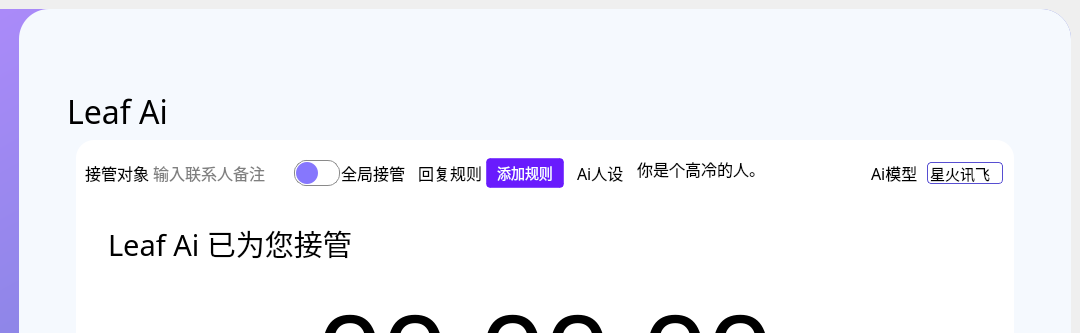
Old version of the form Ui_MainWindow.ui in the repository YangShengzhou03/LeafAuto; both pictures show x 209 to 1289 and y 0 to 333 of the 1289 by 734 pixel window.
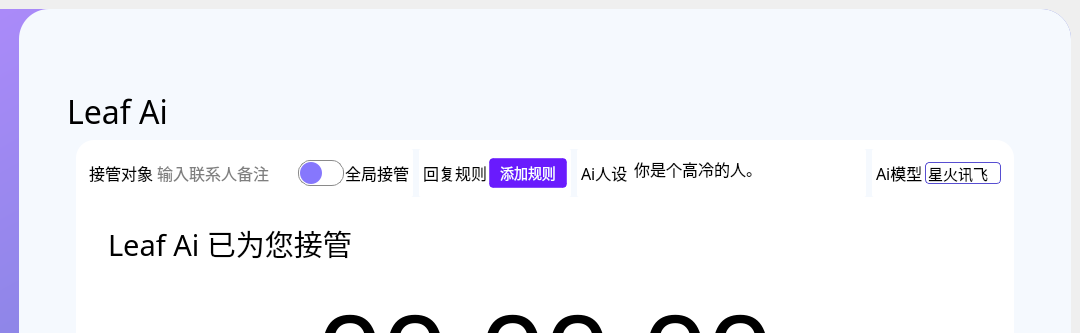
New version of the form. The open tabs and pages were chosen to show the change. Icons and pictures are not drawn.

```diff
--- a/Ui_MainWindow.ui
+++ b/Ui_MainWindow.ui
@@ -4708,7 +4708,7 @@
                           </size>
                          </property>
                          <property name="styleSheet">
-                          <string notr="true">background-color: rgb(255, 255, 255);
+                          <string notr="true">background-color: rgb(245, 249, 254);
 border-radius:12px</string>
                          </property>
                          <property name="frameShape">
@@ -4717,9 +4717,9 @@
                          <property name="frameShadow">
                           <enum>QFrame::Raised</enum>
                          </property>
-                         <layout class="QHBoxLayout" name="horizontalLayout_124" stretch="0,0,1,0">
+                         <layout class="QHBoxLayout" name="horizontalLayout_124" stretch="0,0,0,0">
                           <property name="spacing">
-                           <number>9</number>
+                           <number>6</number>
                           </property>
                           <property name="leftMargin">
                            <number>0</number>
@@ -4734,10 +4734,27 @@
                            <number>0</number>
                           </property>
                           <item>
+                           <widget class="QFrame" name="take_over">
+                            <property name="styleSheet">
+                             <string notr="true">background:rgb(255, 255, 255);
+border-radius: 2px;</string>
+                            </property>
                            <layout class="QHBoxLayout" name="horizontalLayout_13">
                             <property name="spacing">
                              <number>0</number>
                             </property>
+                             <property name="leftMargin">
+                              <number>4</number>
+                             </property>
+                             <property name="topMargin">
+                              <number>0</number>
+                             </property>
+                             <property name="rightMargin">
+                              <number>4</number>
+                             </property>
+                             <property name="bottomMargin">
+                              <number>0</number>
+                             </property>
                             <item>
                              <widget class="QLabel" name="label_9">
                               <property name="font">
@@ -4863,18 +4880,30 @@
                              </widget>
                             </item>
                            </layout>
+                           </widget>
                           </item>
                           <item>
+                           <widget class="QFrame" name="takeover_rule">
+                            <property name="styleSheet">
+                             <string notr="true">background:rgb(255, 255, 255);
+border-radius: 2px;</string>
+                            </property>
                            <layout class="QHBoxLayout" name="horizontalLayout_17">
                             <property name="spacing">
-                             <number>4</number>
+                              <number>2</number>
                             </property>
                             <property name="leftMargin">
                              <number>4</number>
                             </property>
+                             <property name="topMargin">
+                              <number>0</number>
+                             </property>
                             <property name="rightMargin">
                              <number>4</number>
                             </property>
+                             <property name="bottomMargin">
+                              <number>0</number>
+                             </property>
                             <item>
                              <widget class="QLabel" name="label_15">
                               <property name="font">
@@ -4947,9 +4976,30 @@
                              </widget>
                             </item>
                            </layout>
+                           </widget>
                           </item>
                           <item>
+                           <widget class="QFrame" name="Ai_move">
+                            <property name="styleSheet">
+                             <string notr="true">background:rgb(255, 255, 255);
+border-radius: 2px;</string>
+                            </property>
                            <layout class="QHBoxLayout" name="horizontalLayout_19">
+                             <property name="spacing">
+                              <number>2</number>
+                             </property>
+                             <property name="leftMargin">
+                              <number>4</number>
+                             </property>
+                             <property name="topMargin">
+                              <number>0</number>
+                             </property>
+                             <property name="rightMargin">
+                              <number>4</number>
+                             </property>
+                             <property name="bottomMargin">
+                              <number>0</number>
+                             </property>
                             <item>
                              <widget class="QLabel" name="label_13">
                               <property name="font">
@@ -5034,12 +5084,30 @@
                              </widget>
                             </item>
                            </layout>
+                           </widget>
                           </item>
                           <item>
+                           <widget class="QFrame" name="Ai_model">
+                            <property name="styleSheet">
+                             <string notr="true">background:rgb(255, 255, 255);
+border-radius: 2px;</string>
+                            </property>
                            <layout class="QHBoxLayout" name="horizontalLayout_14">
-                            <property name="rightMargin">
+                             <property name="spacing">
                              <number>2</number>
                             </property>
+                             <property name="leftMargin">
+                              <number>4</number>
+                             </property>
+                             <property name="topMargin">
+                              <number>0</number>
+                             </property>
+                             <property name="rightMargin">
+                              <number>4</number>
+                             </property>
+                             <property name="bottomMargin">
+                              <number>0</number>
+                             </property>
                             <item>
                              <widget class="QLabel" name="label_14">
                               <property name="font">
@@ -5129,6 +5197,7 @@
                              </widget>
                             </item>
                            </layout>
+                           </widget>
                           </item>
                          </layout>
                         </widget>
```
Left out of the diff: 2 changed lines with no effect on the pictures. Lines whose indentation alone changed are shown as unchanged.
